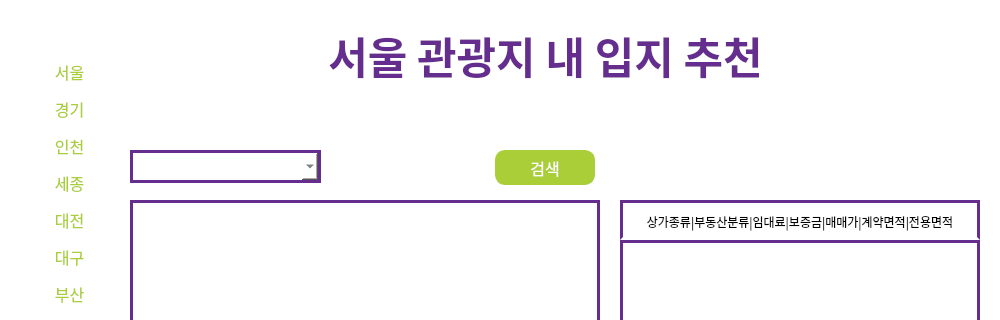
This is ui/ui_file/CU_main.ui in HYEHEY/commercial_area_analysis as Qt 5 draws it before an edit; both pictures show x 0 to 1000 and y 0 to 320 of the 1000 by 700 pixel window. The edited form follows.
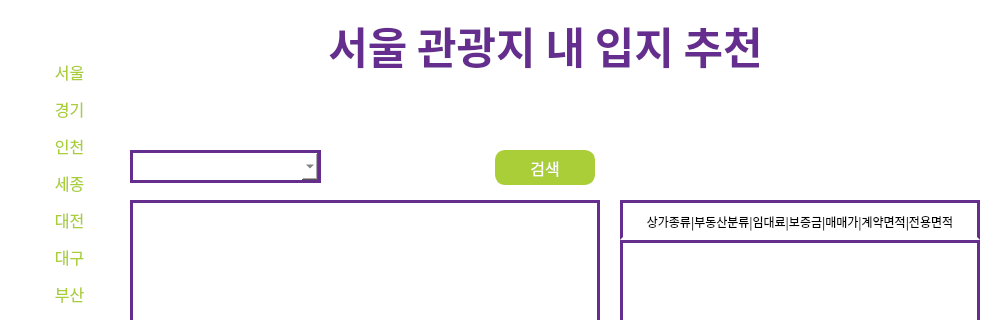
This is the edited form. Icons and pictures are not drawn.

Patch:
```diff
--- a/ui/ui_file/CU_main.ui
+++ b/ui/ui_file/CU_main.ui
@@ -546,14 +546,14 @@
     <property name="geometry">
      <rect>
       <x>275</x>
-      <y>20</y>
+      <y>10</y>
       <width>541</width>
       <height>71</height>
      </rect>
     </property>
     <property name="font">
      <font>
-      <family>G마켓 산스 TTF Bold</family>
+      <family>티머니 둥근바람 ExtraBold</family>
       <pointsize>32</pointsize>
       <weight>75</weight>
       <bold>true</bold>
@@ -843,9 +843,9 @@
    <widget class="QLabel" name="label_3">
     <property name="geometry">
      <rect>
-      <x>10</x>
+      <x>0</x>
       <y>0</y>
-      <width>151</width>
+      <width>141</width>
       <height>51</height>
      </rect>
     </property>
```
